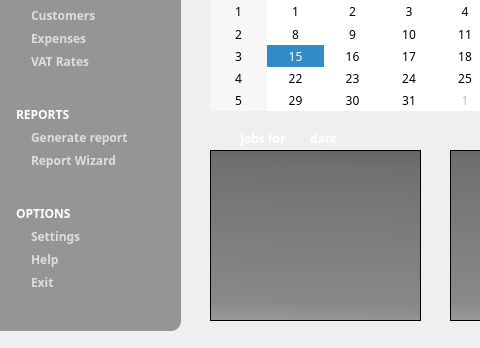
The window that dialogs/main/MainWindow.ui (supermaximo93/Computing_Project) describes before a commit, drawn with Qt 5; both pictures show x 0 to 480 and y 97 to 445 of the 946 by 445 pixel window.
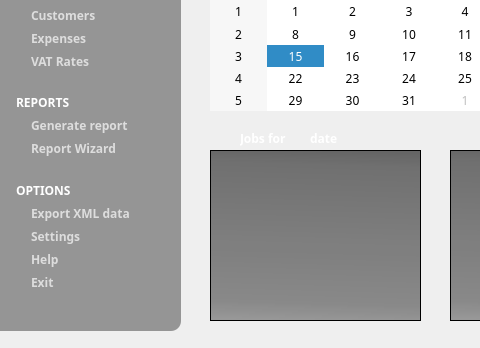
The same window after the commit. Icons and pictures are not drawn.

The edit to the form file:
```diff
--- a/dialogs/main/MainWindow.ui
+++ b/dialogs/main/MainWindow.ui
@@ -488,6 +488,21 @@
        </property>
       </widget>
      </item>
+     <item>
+      <widget class="QPushButton" name="pushButton_exportXml">
+       <property name="font">
+        <font>
+         <family>Sans Serif</family>
+         <pointsize>-1</pointsize>
+         <weight>75</weight>
+         <bold>true</bold>
+        </font>
+       </property>
+       <property name="text">
+        <string>Export XML data</string>
+       </property>
+      </widget>
+     </item>
      <item>
       <widget class="QPushButton" name="pushButton_settings">
        <property name="font">
```
